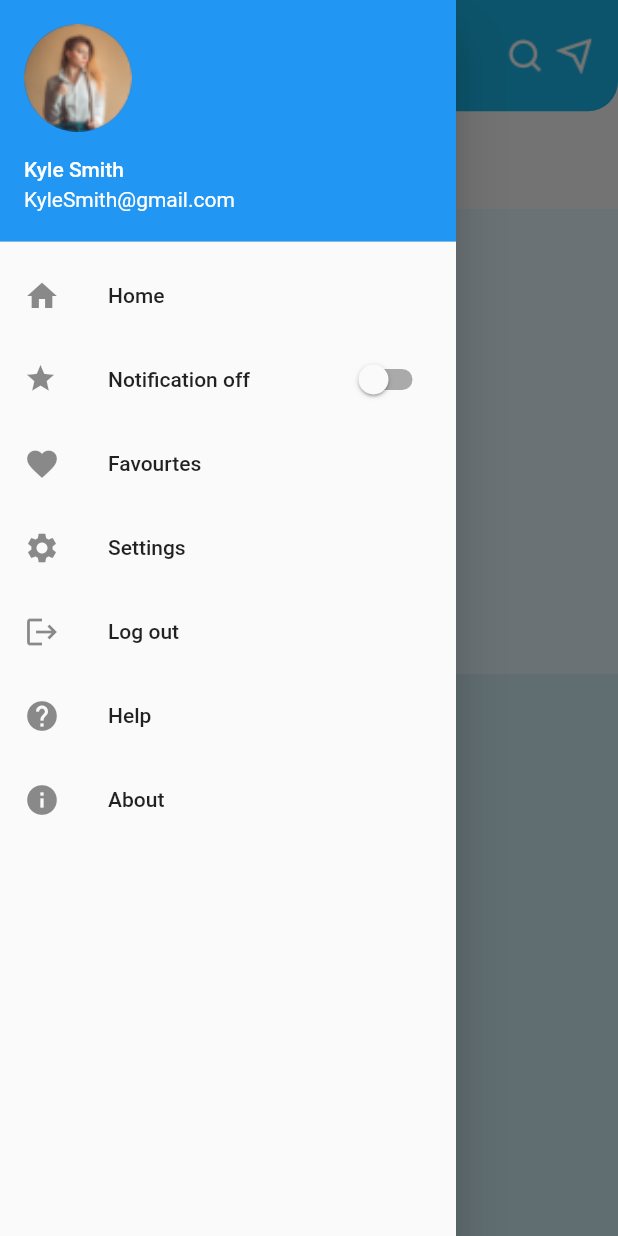
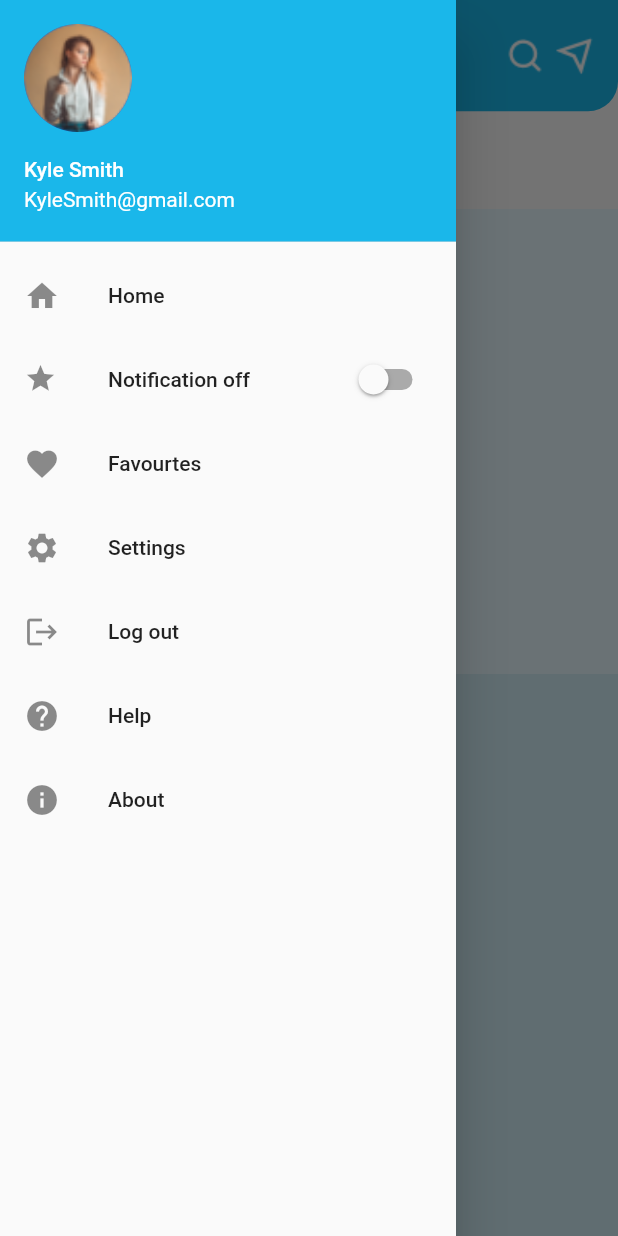
Before and after one commit to Zuhaib50/flutter_social_media_app, a Flutter app: the NotificationScreen screen opened directly, with the side drawer open, on a phone screen of 412 x 824 dp. Run offline on Flutter 3.47's test engine with Material 2 defaults, Android fonts, the phone set to English and light mode, and no system bars; our stand-ins replace flutter_icons, line_icons, transparent_image; missing offline and left inert: media_gallery, storage_path.

Commit message:
colors updated

```diff
--- a/lib/screens/NotificationScreen.dart
+++ b/lib/screens/NotificationScreen.dart
@@ -15,7 +15,10 @@ class NotificationScreen extends StatelessWidget {
       child: Scaffold(
         key: scaffoldKey2,
         drawer: DrawerScreen(),
-        body: Column(
+        body: SingleChildScrollView(
+          child: Container(
+            height: height,
+            child: Column(
               children: [
                 BaseHeader(
                   width: width,
@@ -53,7 +56,8 @@ class NotificationScreen extends StatelessWidget {
                                 child: Text(
                                   'Today',
                                   style: TextStyle(
-                                  fontSize: 20, fontWeight: FontWeight.bold),
+                                      fontSize: 20,
+                                      fontWeight: FontWeight.bold),
                                 ),
                               ),
                               NotificationWidget(),
@@ -68,7 +72,8 @@ class NotificationScreen extends StatelessWidget {
                             width: width,
                             decoration: BoxDecoration(
                                 image: DecorationImage(
-                                image: AssetImage('assets/Rectangle 133.png'),
+                                    image:
+                                        AssetImage('assets/Rectangle 133.png'),
                                     fit: BoxFit.fill)),
                             child: SingleChildScrollView(
                               child: Column(
@@ -96,6 +101,8 @@ class NotificationScreen extends StatelessWidget {
                   ),
                 )
               ],
+            ),
+          ),
         ),
       ),
     );
--- a/lib/widgets/common/DrawerScreen.dart
+++ b/lib/widgets/common/DrawerScreen.dart
@@ -16,6 +16,7 @@ class _DrawerScreenState extends State<DrawerScreen> {
         padding: EdgeInsets.zero,
         children: <Widget>[
           UserAccountsDrawerHeader(
+            decoration: BoxDecoration(color: Color(0xFF1ab7ea)),
             accountName: Text("Kyle Smith"),
             accountEmail: Text("KyleSmith@gmail.com"),
             currentAccountPicture: CircleAvatar(
--- a/lib/widgets/home/NewStoryButton.dart
+++ b/lib/widgets/home/NewStoryButton.dart
@@ -60,7 +60,7 @@ class _NewStoryButtonState extends State<NewStoryButton> with BaseMixins {
               //  widget.height * 0.045,
             ),
             CircleAvatar(
-              backgroundColor: Color(0xFF1ab7ea).withOpacity(.6),
+              backgroundColor: Color(0xFF1ab7ea).withOpacity(.1),
               child: Icon(
                 Icons.add,
                 color: Colors.black,
```
Also changed, not shown: lib/screens/HomeScreen.dart (+1 -9 lines). Lines whose indentation alone changed are shown as unchanged.
